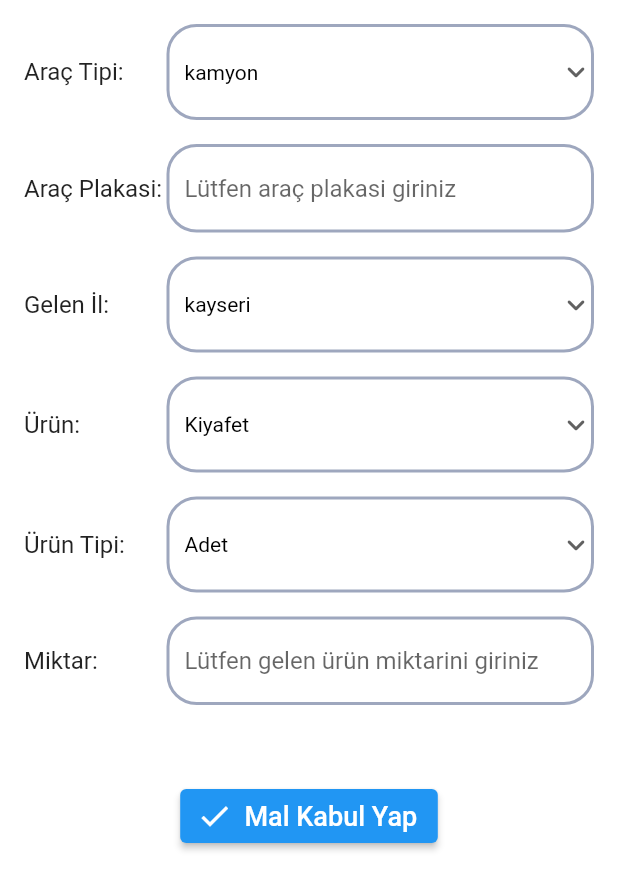
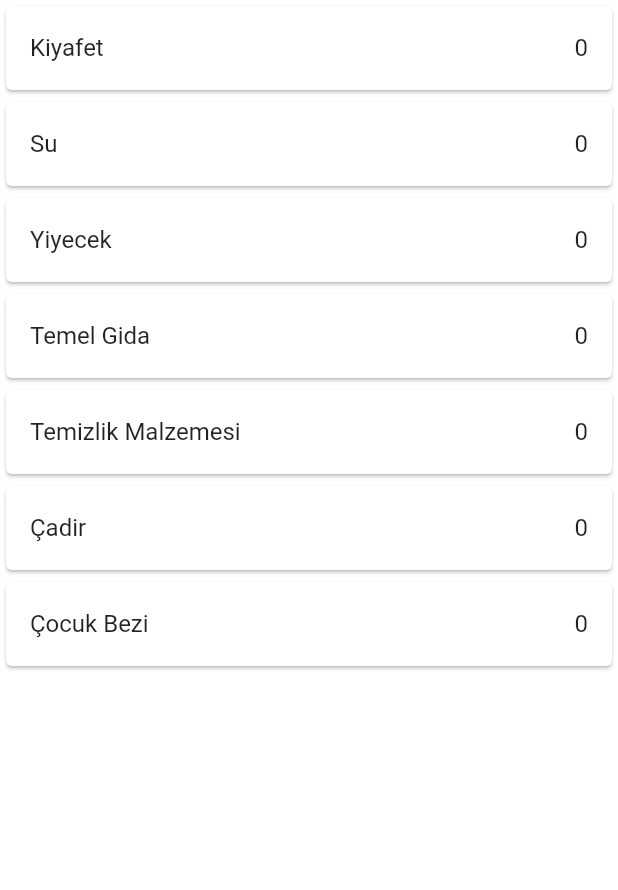
Before and after one commit to fthdmirr/earthquake_stock_managment, a Flutter app: the ProductsView screen opened directly, on a phone screen of 412 x 824 dp. Shown: the top 890 px of the screen. Run offline on Flutter 3.47's test engine with Material 2 defaults, Android fonts, the phone set to English and light mode, and no system bars; our stand-ins replace auto_size_text, hive_flutter, lottie, responsive_framework; accounts and stored records are empty.

Commit message:
added product view

```diff
--- a/lib/core/common/models/receive_model.dart
+++ b/lib/core/common/models/receive_model.dart
@@ -8,6 +8,7 @@ class ReceiveModel {
     this.vehicle,
     this.carPlate,
     this.itemType,
+    this.item,
     this.quantity,
   );
   @HiveField(0)
@@ -18,6 +19,8 @@ class ReceiveModel {
   final ItemType itemType;
   @HiveField(3)
   final int quantity;
+  @HiveField(4)
+  final Item item;
 }
 
 @HiveType(typeId: 1)
--- a/lib/main.dart
+++ b/lib/main.dart
@@ -2,8 +2,6 @@ import 'package:earhquake_stock_managment/app.dart';
 import 'package:flutter/material.dart';
 import 'package:flutter/services.dart';
 import 'package:hive_flutter/hive_flutter.dart';
-
-import 'core/common/models/receive_model.dart';
 
 Future<void> main() async {
   WidgetsFlutterBinding.ensureInitialized();
--- a/lib/view/bottom_bar/view/bottom_bar_view.dart
+++ b/lib/view/bottom_bar/view/bottom_bar_view.dart
@@ -1,4 +1,5 @@
 import 'package:earhquake_stock_managment/view/home/view/home_page.dart';
+import 'package:earhquake_stock_managment/view/products/view/produts_view.dart';
 import 'package:earhquake_stock_managment/view/receive/screen/receiving_view.dart';
 import 'package:flutter/material.dart';
 
@@ -29,7 +30,7 @@ class BottomBarView extends StatelessWidget {
 
   final List<Widget> _screens = [
     const ReceivingView(),
-    const HomeView(),
+    const ProductsView(),
     const HomeView(),
   ];
 
--- a/lib/view/products/view/produts_view.dart
+++ b/lib/view/products/view/produts_view.dart
@@ -1,12 +1,7 @@
-import 'package:earhquake_stock_managment/core/common/models/receive_model.dart';
 import 'package:earhquake_stock_managment/core/common/provider/view_model_provider.dart';
-import 'package:earhquake_stock_managment/core/components/dropdown/dropdown_and_title.dart';
-import 'package:earhquake_stock_managment/core/components/input/base_input.dart';
 import 'package:earhquake_stock_managment/core/init/hive_manager/item_hive_manager.dart';
-import 'package:earhquake_stock_managment/core/init/hive_manager/item_type_hive_manager.dart';
 import 'package:earhquake_stock_managment/core/init/hive_manager/receive_hive_manager.dart';
-import 'package:earhquake_stock_managment/core/utils/constants/enum/cities_of_turkey.dart';
-import 'package:earhquake_stock_managment/view/receive/view_model/receiving_view_model.dart';
+import 'package:earhquake_stock_managment/view/products/view_model/product_view_model.dart';
 
 import 'package:flutter/material.dart';
 
@@ -16,54 +11,22 @@ class ProductsView extends StatelessWidget {
   @override
   Widget build(BuildContext context) {
     return ViewModelProvider(
-      model: ReceivingViewModel(
+      model: ProductsViewModel(
         context: context,
         receiveCacheManager: ReceiveCacheManager('receiving'),
         itemCacheManager: ItemCacheManager('item'),
-        itemTypeCacheManager: ItemTypeCacheManager('itemTypes'),
       ),
-      builder: (ReceivingViewModel model) => Scaffold(
-          body: SingleChildScrollView(
-              padding: const EdgeInsets.all(16.0),
-              child: Column(
-                children: [
-                  DropdownAndTitleWidget(
-                    title: 'Araç Tipi',
-                    dropdownList: Vehicle.values.map((e) => e.name).toList(),
-                    dropDownFirstValue: Vehicle.kamyon.name,
-                  ),
-                  const BaseInput(
-                    title: 'Araç Plakasi',
-                    hint: 'Lütfen araç plakasi giriniz',
-                  ),
-                  const SizedBox(height: 16),
-                  DropdownAndTitleWidget(
-                    title: 'Gelen İl',
-                    dropdownList: CitiesOfTurkey.values.map((e) => e.name).toList(),
-                    dropDownFirstValue: CitiesOfTurkey.kayseri.name,
-                  ),
-                  DropdownAndTitleWidget(
-                    title: 'Ürün',
-                    dropdownList: model.items.map((e) => e.itemName).toList(),
-                    dropDownFirstValue: model.items.first.itemName,
-                  ),
-                  DropdownAndTitleWidget(
-                    title: 'Ürün Tipi',
-                    dropdownList: model.itemTypes.map((e) => e.itemType).toList(),
-                    dropDownFirstValue: model.itemTypes.first.itemType,
-                  ),
-                  const BaseInput(
-                    title: 'Miktar',
-                    hint: 'Lütfen gelen ürün miktarini giriniz',
-                    inputType: TextInputType.number,
-                  ),
-                  const SizedBox(height: 50),
-                  ElevatedButton.icon(
-                      onPressed: model.addReceiving,
-                      icon: const Icon(Icons.done),
-                      label: const Text('Mal Kabul Yap'))
-                ],
-              ))),
+      builder: (ProductsViewModel model) => Scaffold(
+        body: ListView.builder(
+          itemCount: model.categories.length,
+          itemBuilder: (context, index) => Card(
+            child: ListTile(
+              title: Text(model.categories.keys.toList()[index]),
+              trailing: Text('${model.categories.values.toList()[index]}'),
+            ),
+          ),
+        ),
+      ),
     );
   }
 }
--- a/lib/view/products/view_model/product_view_model.dart
+++ b/lib/view/products/view_model/product_view_model.dart
@@ -8,23 +8,40 @@ class ProductsViewModel extends BaseViewModel {
   ProductsViewModel({
     required super.context,
     required this.receiveCacheManager,
-    required this.itemTypeCacheManager,
+    required this.itemCacheManager,
   }) {
     _getAllReceivings();
+    _getCategories();
   }
 
   final ICacheManager<ReceiveModel> receiveCacheManager;
-  final ICacheManager<ItemType> itemTypeCacheManager;
+  final ICacheManager<Item> itemCacheManager;
 
   List<ReceiveModel> _receivings = [];
-  List<ItemType> _itemTypes = [];
-  Map<String, int> categories = {};
+  List<Item> _items = [
+    Item('Kiyafet'),
+    Item('Su'),
+    Item('Yiyecek'),
+    Item('Temel Gida'),
+    Item('Temizlik Malzemesi'),
+    Item('Çadir'),
+    Item('Çocuk Bezi'),
+  ];
+  Map<String, int> categories = {
+    'Kiyafet':0,
+    'Su':0,
+    'Yiyecek':0,
+    'Temel Gida':0,
+    'Temizlik Malzemesi':0,
+    'Çadir':0,
+    'Çocuk Bezi':0,
+  };
 
-  void get getCategories {
+  void _getCategories() {
     for (var received in _receivings) {
-      for (var itemType in _itemTypes) {
-        if (itemType.itemType == received.itemType.itemType) {
-          categories[received.itemType.itemType] = received.quantity;
+      for (var item in _items) {
+        if (item.itemName == received.item.itemName) {
+          categories[received.item.itemName] = received.quantity;
         }
       }
     }
@@ -40,7 +57,7 @@ class ProductsViewModel extends BaseViewModel {
 
   Future<void> _getItemTypes() async {
     try {
-      _itemTypes = itemTypeCacheManager.getValues() ?? [];
+      _items = itemCacheManager.getValues() ?? [];
     } catch (e) {
       log(e.toString());
     }
--- a/lib/view/receive/view_model/receiving_view_model.dart
+++ b/lib/view/receive/view_model/receiving_view_model.dart
@@ -32,7 +32,6 @@ class ReceivingViewModel extends BaseViewModel {
     Item('Temel Gida'),
     Item('Temizlik Malzemesi'),
     Item('Çadir'),
-    Item('Çadir'),
     Item('Çocuk Bezi'),
   ];
   List<ItemType> itemTypes = [
@@ -45,6 +44,7 @@ class ReceivingViewModel extends BaseViewModel {
   Vehicle selectedVehicle = Vehicle.kamyon;
   String carPlate = '';
   ItemType selectedItemType = ItemType('');
+  Item selectedItem = Item('');
 
   void _getItem() {
     items.addAll(itemCacheManager.getValues() ?? []);
@@ -62,7 +62,12 @@ class ReceivingViewModel extends BaseViewModel {
   Future<void> addReceiving() async {
     try {
       await receiveCacheManager.putValue(ReceiveModel(
-          selectedVehicle, carPlate, selectedItemType, int.parse(quantityController.text)));
+        selectedVehicle,
+        carPlate,
+        selectedItemType,
+        selectedItem,
+        int.parse(quantityController.text),
+      ));
     } catch (e) {
       log(e.toString());
     }
```
Also changed, not shown: lib/core/common/models/receive_model.g.dart, 1 other file.
